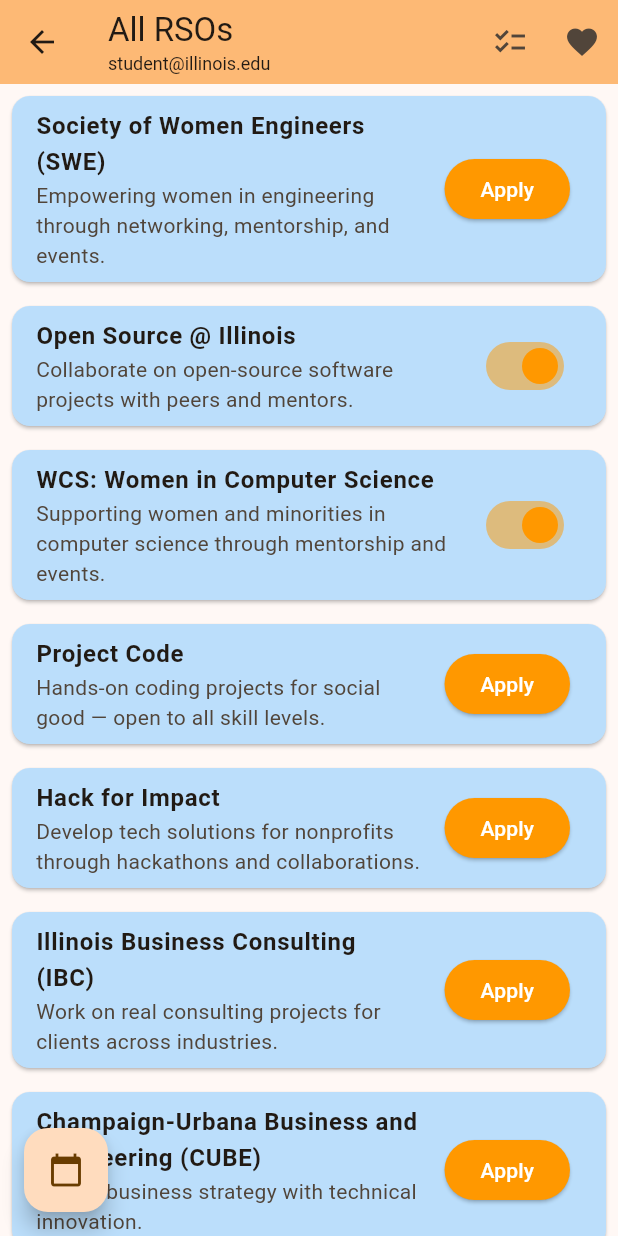
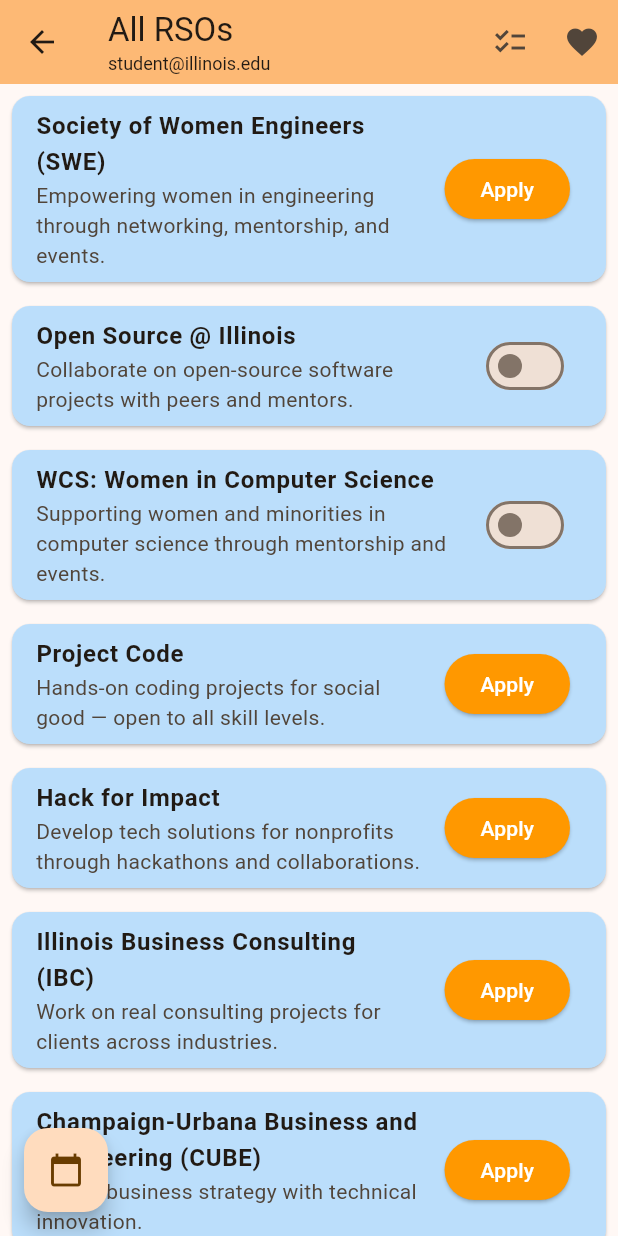
Before and after one commit to CS196Illinois/FA25-Group1, a Flutter app: the RsoListPage screen opened directly, on a phone screen of 412 x 824 dp. Run offline on Flutter 3.47's test engine with Material 3 defaults, Android fonts, the phone set to English and light mode, and no system bars; our stand-ins replace animate_do, syncfusion_flutter_calendar.

Commit message:
fixed minor bugs in rso and rso list page

```diff
--- a/App/lib/rso.dart
+++ b/App/lib/rso.dart
@@ -22,12 +22,14 @@ class RSO {
   final String description;
   MembershipStatus membershipStatus;
   final List<RsoEvent> events;
+  bool eventsLoadedInCalendar; // Track whether events are currently shown in calendar
 
   RSO({
     required this.name,
     required this.description,
     this.membershipStatus = MembershipStatus.notMember,
     required this.events,
+    this.eventsLoadedInCalendar = false, // Default to not loaded
   });
 
   // Convenience getter for backward compatibility
--- a/App/lib/rso_list_page.dart
+++ b/App/lib/rso_list_page.dart
@@ -346,10 +346,9 @@ class _RsoListPageState extends State<RsoListPage> {
           // Add to user's RSO list
           _currentUser.rso_list[matchingRso] = status;
 
-          // Update RSO membership status
+          // Update RSO membership status (but don't auto-add events to calendar)
           if (status == "member") {
             matchingRso.membershipStatus = MembershipStatus.member;
-            CalendarManager().addRsoEvents(matchingRso.events);
           } else if (status == "inactive") {
             matchingRso.membershipStatus = MembershipStatus.inactive;
           } else if (status == "pending") {
@@ -370,13 +369,9 @@ class _RsoListPageState extends State<RsoListPage> {
         },
       );
 
-      // Set membership status for RSOs the user has joined
+      // Set membership status for RSOs the user has joined (but don't auto-add events to calendar)
       _rsos[1].membershipStatus = MembershipStatus.member;
       _rsos[2].membershipStatus = MembershipStatus.member;
-
-      // Add their events to the calendar
-      CalendarManager().addRsoEvents(_rsos[1].events);
-      CalendarManager().addRsoEvents(_rsos[2].events);
     }
   }
 
@@ -421,34 +416,38 @@ class _RsoListPageState extends State<RsoListPage> {
 
       case MembershipStatus.member:
         return Switch(
-          value: true,
+          value: rso.eventsLoadedInCalendar,
           activeThumbColor: Colors.orange,
           onChanged: (bool val) {
             setState(() {
-              if (!val) {
-                // User is leaving the RSO (but can rejoin without reapplying)
-                rso.membershipStatus = MembershipStatus.inactive;
+              if (val) {
+                // Load events into calendar
+                CalendarManager().addRsoEvents(rso.events);
+                rso.eventsLoadedInCalendar = true;
+              } else {
+                // Remove events from calendar
                 CalendarManager().removeRsoEvents(rso.events);
-                _currentUser.rso_list[rso] = "inactive";
+                rso.eventsLoadedInCalendar = false;
               }
             });
           },
         );
 
       case MembershipStatus.inactive:
-        return Switch(
-          value: false,
-          activeThumbColor: Colors.orange,
-          onChanged: (bool val) {
+        return ElevatedButton(
+          onPressed: () {
             setState(() {
-              if (val) {
-                // User is rejoining the RSO (no need to reapply)
-                rso.membershipStatus = MembershipStatus.member;
-                CalendarManager().addRsoEvents(rso.events);
-                _currentUser.rso_list[rso] = "member";
-              }
+              // User is rejoining the RSO (no need to reapply)
+              rso.membershipStatus = MembershipStatus.member;
+              _currentUser.rso_list[rso] = "member";
+              // Events will be loaded when they toggle the switch
             });
           },
+          style: ElevatedButton.styleFrom(
+            backgroundColor: Colors.grey,
+            foregroundColor: Colors.white,
+          ),
+          child: const Text('Rejoin'),
         );
     }
   }
```
